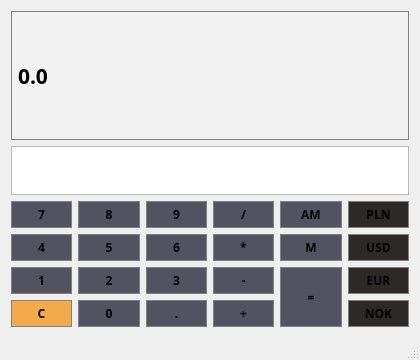
Old version of the form calculator.ui in the repository tomek-em/Calculator.
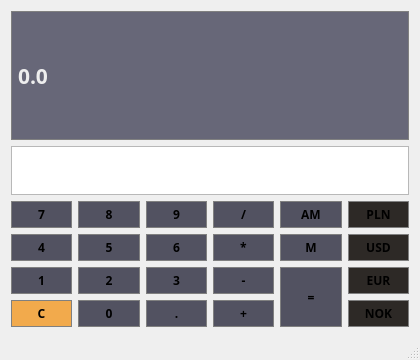
New version of the form.

Diff of the .ui file:
```diff
--- a/calculator.ui
+++ b/calculator.ui
@@ -278,10 +278,11 @@
       <property name="styleSheet">
        <string notr="true">QLineEdit
 {
-	background-color : #f2f2f2;
+	background-color : #676778;
 	border : 1px solid grey;
 	text-align : right;
 	padding : 4px;
+	color: #eee;
 }
 
 </string>
```
